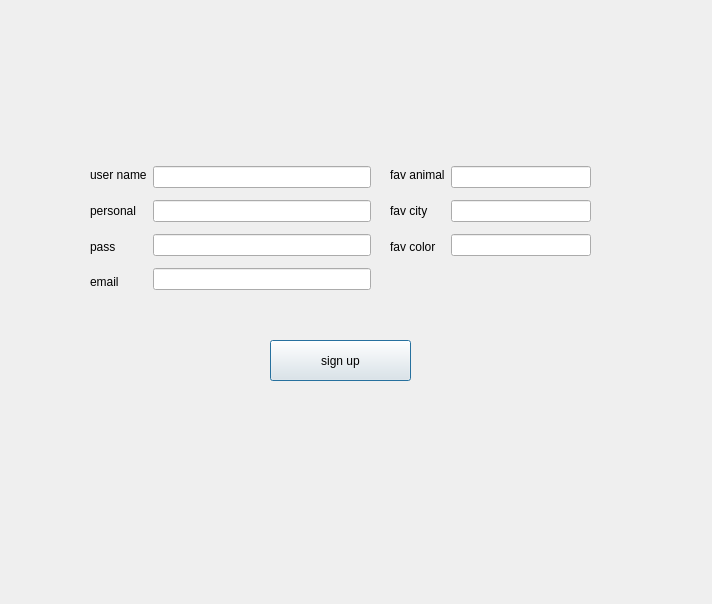
Before: the Qt Designer form Client/signup.ui in amirsoleimani7/AP_Project, drawn with Qt 5.
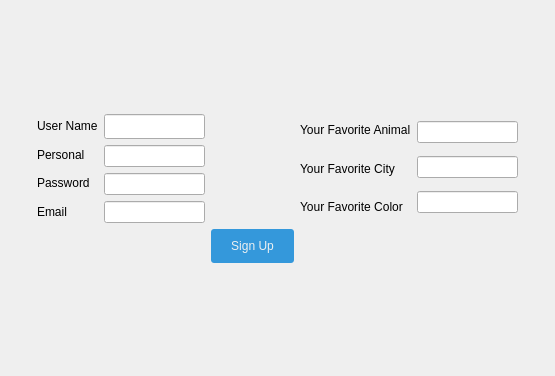
After: the same form once the commit is applied.

```diff
--- a/Client/signup.ui
+++ b/Client/signup.ui
@@ -6,63 +6,143 @@
    <rect>
     <x>0</x>
     <y>0</y>
-    <width>712</width>
-    <height>604</height>
+    <width>555</width>
+    <height>376</height>
    </rect>
   </property>
   <property name="windowTitle">
    <string>Dialog</string>
   </property>
+  <property name="styleSheet">
+   <string notr="true">QPushButton{
+  background-color: #3498db;
+  color: #ecf0f1;
+  padding: 10px 20px;
+  border: none;
+  border-radius: 3px;
+  cursor: pointer;
+}</string>
+  </property>
+  <layout class="QGridLayout" name="gridLayout_2">
+   <item row="0" column="1">
+    <spacer name="verticalSpacer">
+     <property name="orientation">
+      <enum>Qt::Vertical</enum>
+     </property>
+     <property name="sizeHint" stdset="0">
+      <size>
+       <width>20</width>
+       <height>40</height>
+      </size>
+     </property>
+    </spacer>
+   </item>
+   <item row="1" column="1">
+    <layout class="QGridLayout" name="gridLayout">
+     <item row="1" column="1">
   <widget class="QPushButton" name="pushButton_signup">
-   <property name="geometry">
-    <rect>
-     <x>270</x>
-     <y>340</y>
-     <width>141</width>
-     <height>41</height>
-    </rect>
-   </property>
+       <property name="text">
+        <string>Sign Up</string>
+       </property>
+      </widget>
+     </item>
+     <item row="1" column="0">
+      <spacer name="horizontalSpacer">
+       <property name="orientation">
+        <enum>Qt::Horizontal</enum>
+       </property>
+       <property name="sizeHint" stdset="0">
+        <size>
+         <width>40</width>
+         <height>20</height>
+        </size>
+       </property>
+      </spacer>
+     </item>
+     <item row="1" column="2">
+      <spacer name="horizontalSpacer_2">
+       <property name="orientation">
+        <enum>Qt::Horizontal</enum>
+       </property>
+       <property name="sizeHint" stdset="0">
+        <size>
+         <width>40</width>
+         <height>20</height>
+        </size>
+       </property>
+      </spacer>
+     </item>
+     <item row="0" column="2">
+      <layout class="QHBoxLayout" name="horizontalLayout_2">
+       <item>
+        <layout class="QVBoxLayout" name="verticalLayout_4">
+         <item>
+          <widget class="QLabel" name="label_recoveryWordAnimal">
    <property name="text">
-    <string>sign up</string>
-   </property>
-  </widget>
-  <widget class="QWidget" name="">
-   <property name="geometry">
-    <rect>
-     <x>90</x>
-     <y>160</y>
-     <width>281</width>
-     <height>137</height>
-    </rect>
-   </property>
+            <string>Your Favorite Animal</string>
+           </property>
+          </widget>
+         </item>
+         <item>
+          <widget class="QLabel" name="label_">
+           <property name="text">
+            <string>Your Favorite City</string>
+           </property>
+          </widget>
+         </item>
+         <item>
+          <widget class="QLabel" name="label_1">
+           <property name="text">
+            <string>Your Favorite Color</string>
+           </property>
+          </widget>
+         </item>
+        </layout>
+       </item>
+       <item>
+        <layout class="QVBoxLayout" name="verticalLayout">
+         <item>
+          <widget class="QLineEdit" name="lineEdit_recoveryWordAnimal"/>
+         </item>
+         <item>
+          <widget class="QLineEdit" name="lineEdit_recoveryWordCity"/>
+         </item>
+         <item>
+          <widget class="QLineEdit" name="lineEdit_recoveryWordColor"/>
+         </item>
+        </layout>
+       </item>
+      </layout>
+     </item>
+     <item row="0" column="0">
    <layout class="QHBoxLayout" name="horizontalLayout">
     <item>
      <layout class="QVBoxLayout" name="verticalLayout_3">
       <item>
        <widget class="QLabel" name="label_user_name">
         <property name="text">
-         <string>user name</string>
+            <string>User Name</string>
         </property>
        </widget>
       </item>
       <item>
        <widget class="QLabel" name="label_personal_name">
         <property name="text">
-         <string>personal</string>
+            <string>Personal</string>
         </property>
        </widget>
       </item>
       <item>
        <widget class="QLabel" name="label_password">
         <property name="text">
-         <string>pass</string>
+            <string>Password</string>
         </property>
        </widget>
       </item>
       <item>
        <widget class="QLabel" name="label_email">
         <property name="text">
-         <string>email</string>
+            <string>Email</string>
         </property>
        </widget>
       </item>
@@ -72,6 +152,12 @@
      <layout class="QVBoxLayout" name="verticalLayout_2">
       <item>
        <widget class="QLineEdit" name="lineEdit_user_name">
+           <property name="minimumSize">
+            <size>
+             <width>0</width>
+             <height>25</height>
+            </size>
+           </property>
         <property name="text">
          <string/>
         </property>
@@ -101,57 +187,62 @@
      </layout>
     </item>
    </layout>
-  </widget>
-  <widget class="QWidget" name="">
-   <property name="geometry">
-    <rect>
-     <x>390</x>
-     <y>160</y>
-     <width>201</width>
-     <height>102</height>
-    </rect>
-   </property>
-   <layout class="QHBoxLayout" name="horizontalLayout_2">
-    <item>
-     <layout class="QVBoxLayout" name="verticalLayout_4">
-      <item>
-       <widget class="QLabel" name="label_recoveryWordAnimal">
-        <property name="text">
-         <string>fav animal</string>
-        </property>
-       </widget>
-      </item>
-      <item>
-       <widget class="QLabel" name="label_">
-        <property name="text">
-         <string>fav city</string>
-        </property>
-       </widget>
-      </item>
-      <item>
-       <widget class="QLabel" name="label_1">
-        <property name="text">
-         <string>fav color</string>
-        </property>
-       </widget>
+     </item>
+     <item row="0" column="1">
+      <spacer name="horizontalSpacer_5">
+       <property name="orientation">
+        <enum>Qt::Horizontal</enum>
+       </property>
+       <property name="sizeHint" stdset="0">
+        <size>
+         <width>40</width>
+         <height>20</height>
+        </size>
+       </property>
+      </spacer>
       </item>
      </layout>
     </item>
-    <item>
-     <layout class="QVBoxLayout" name="verticalLayout">
-      <item>
-       <widget class="QLineEdit" name="lineEdit_recoveryWordAnimal"/>
-      </item>
-      <item>
-       <widget class="QLineEdit" name="lineEdit_recoveryWordCity"/>
-      </item>
-      <item>
-       <widget class="QLineEdit" name="lineEdit_recoveryWordColor"/>
-      </item>
-     </layout>
-    </item>
-   </layout>
-  </widget>
+   <item row="1" column="0">
+    <spacer name="horizontalSpacer_3">
+     <property name="orientation">
+      <enum>Qt::Horizontal</enum>
+     </property>
+     <property name="sizeHint" stdset="0">
+      <size>
+       <width>40</width>
+       <height>20</height>
+      </size>
+     </property>
+    </spacer>
+   </item>
+   <item row="1" column="2">
+    <spacer name="horizontalSpacer_4">
+     <property name="orientation">
+      <enum>Qt::Horizontal</enum>
+     </property>
+     <property name="sizeHint" stdset="0">
+      <size>
+       <width>40</width>
+       <height>20</height>
+      </size>
+     </property>
+    </spacer>
+   </item>
+   <item row="2" column="1">
+    <spacer name="verticalSpacer_2">
+     <property name="orientation">
+      <enum>Qt::Vertical</enum>
+     </property>
+     <property name="sizeHint" stdset="0">
+      <size>
+       <width>20</width>
+       <height>40</height>
+      </size>
+     </property>
+    </spacer>
+   </item>
+  </layout>
  </widget>
  <resources/>
  <connections/>
```
Lines whose indentation alone changed are shown as unchanged.
